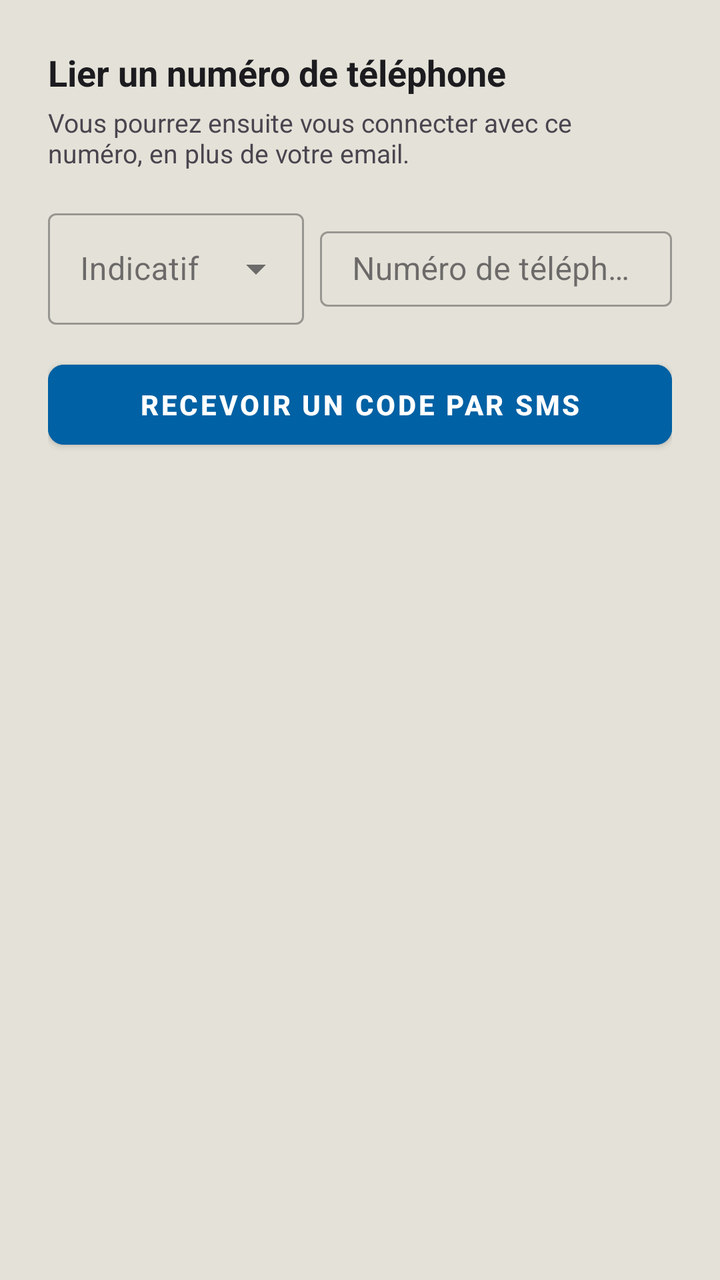
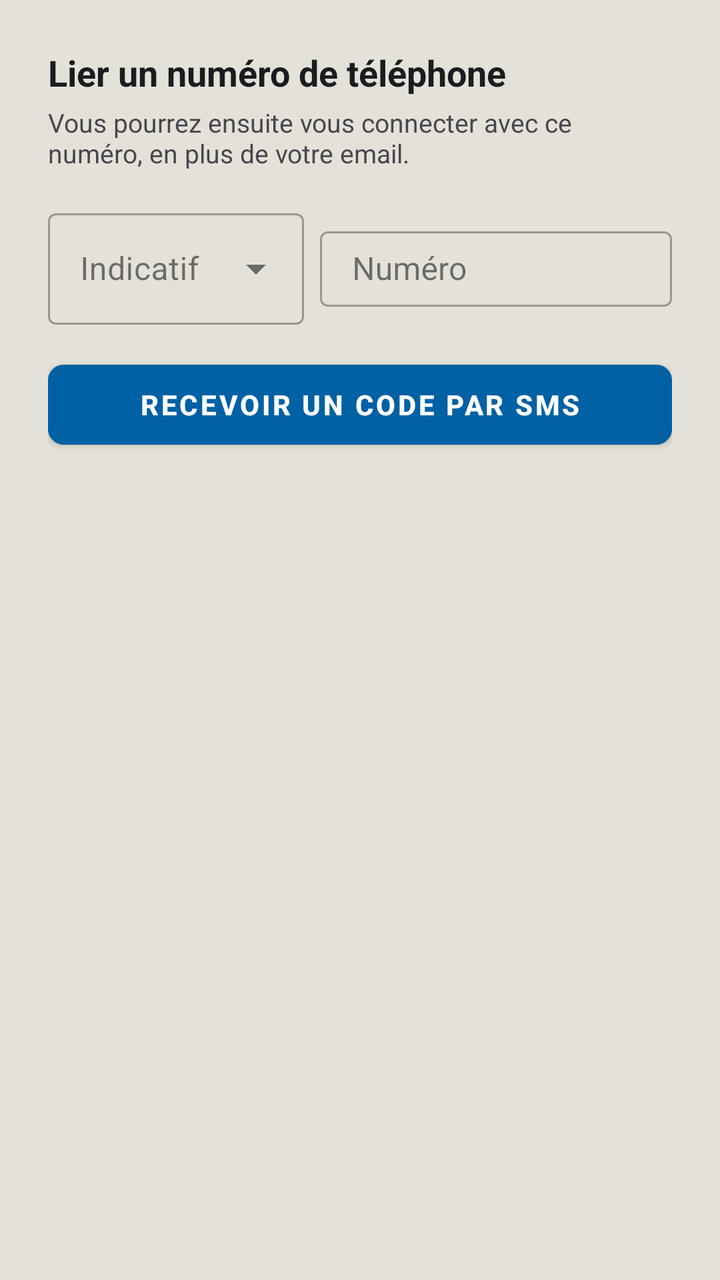

The first picture is an Android layout as it rendered before a commit; the second is the same layout after the commit. The layout source and the unified diff follow.
<!-- AndroidManifest.xml: application theme Theme.Poulailler_copilot -->
<!-- res/layout/dialog_link_phone.xml -->
<?xml version="1.0" encoding="utf-8"?>
<ScrollView xmlns:android="http://schemas.android.com/apk/res/android"
    xmlns:app="http://schemas.android.com/apk/res-auto"
    android:layout_width="match_parent"
    android:layout_height="wrap_content">

    <LinearLayout
        android:layout_width="match_parent"
        android:layout_height="wrap_content"
        android:orientation="vertical"
        android:padding="24dp">

        <TextView
            android:layout_width="match_parent"
            android:layout_height="wrap_content"
            android:text="Lier un numéro de téléphone"
            android:textColor="@color/text_primary"
            android:textSize="18sp"
            android:textStyle="bold"/>

        <TextView
            android:layout_width="match_parent"
            android:layout_height="wrap_content"
            android:layout_marginTop="4dp"
            android:text="Vous pourrez ensuite vous connecter avec ce numéro, en plus de votre email."
            android:textColor="@color/text_secondary"
            android:textSize="13sp"/>

        <LinearLayout
            android:layout_width="match_parent"
            android:layout_height="wrap_content"
            android:orientation="horizontal"
            android:layout_marginTop="16dp">

            <com.google.android.material.textfield.TextInputLayout
                android:layout_width="128dp"
                android:layout_height="wrap_content"
                android:hint="Indicatif"
                style="@style/Widget.MaterialComponents.TextInputLayout.OutlinedBox.ExposedDropdownMenu">
                <AutoCompleteTextView
                    android:id="@+id/actvLinkCountryCode"
                    android:layout_width="match_parent"
                    android:layout_height="wrap_content"
                    android:inputType="none" />
            </com.google.android.material.textfield.TextInputLayout>

            <com.google.android.material.textfield.TextInputLayout
                android:layout_width="0dp"
                android:layout_height="wrap_content"
                android:layout_weight="1"
                android:layout_marginStart="8dp"
                android:hint="Numéro de téléphone"
                style="@style/Widget.MaterialComponents.TextInputLayout.OutlinedBox.Dense">
                <com.google.android.material.textfield.TextInputEditText
                    style="@style/Widget.App.TextInputEditText"
                    android:id="@+id/etLinkPhone"
                    android:layout_width="match_parent"
                    android:layout_height="wrap_content"
                    android:inputType="phone" />
            </com.google.android.material.textfield.TextInputLayout>
        </LinearLayout>

        <com.google.android.material.button.MaterialButton
            android:id="@+id/btnLinkSendCode"
            android:layout_width="match_parent"
            android:layout_height="52dp"
            android:layout_marginTop="14dp"
            android:text="RECEVOIR UN CODE PAR SMS"
            android:textStyle="bold"
            app:cornerRadius="8dp"
            android:backgroundTint="@color/accent_blue"
            android:textColor="@color/white" />

        <LinearLayout
            android:id="@+id/layoutLinkOtpSection"
            android:layout_width="match_parent"
            android:layout_height="wrap_content"
            android:orientation="vertical"
            android:visibility="gone">

            <TextView
                android:id="@+id/tvLinkOtpSentTo"
                android:layout_width="match_parent"
                android:layout_height="wrap_content"
                android:layout_marginTop="14dp"
                android:textColor="@color/text_secondary"
                android:textSize="13sp"/>

            <com.google.android.material.textfield.TextInputLayout
                android:layout_width="match_parent"
                android:layout_height="wrap_content"
                android:layout_marginTop="8dp"
                android:hint="Code reçu par SMS"
                style="@style/Widget.MaterialComponents.TextInputLayout.OutlinedBox.Dense">
                <com.google.android.material.textfield.TextInputEditText
                    style="@style/Widget.App.TextInputEditText"
                    android:id="@+id/etLinkOtpCode"
                    android:layout_width="match_parent"
                    android:layout_height="wrap_content"
                    android:inputType="number"
                    android:maxLength="6" />
            </com.google.android.material.textfield.TextInputLayout>

            <com.google.android.material.button.MaterialButton
                android:id="@+id/btnLinkVerifyCode"
                android:layout_width="match_parent"
                android:layout_height="52dp"
                android:layout_marginTop="10dp"
                android:text="VÉRIFIER ET LIER LE NUMÉRO"
                android:textStyle="bold"
                app:cornerRadius="8dp"
                android:backgroundTint="@color/emerald_soft"
                android:textColor="@color/white" />
        </LinearLayout>

    </LinearLayout>
</ScrollView>
<!-- resources referenced by this layout -->
<resources>
  <color name="accent_blue">#0061A4</color>
  <color name="emerald_soft">#43A047</color>
  <color name="text_primary">#1C1B1F</color>
  <color name="text_secondary">#49454F</color>
  <color name="white">#FFFFFFFF</color>
  <style name="Widget.App.TextInputEditText" parent="Widget.MaterialComponents.TextInputEditText.OutlinedBox.Dense">
          <item name="android:paddingTop">8dp</item>
          <item name="android:paddingBottom">8dp</item>
          <item name="android:minHeight">0dp</item>
      </style>
  <style name="Theme.Poulailler_copilot" parent="Theme.MaterialComponents.DayNight.NoActionBar">
          
          <item name="colorPrimary">@color/primary</item>
          <item name="colorPrimaryVariant">@color/primary_variant</item>
          <item name="colorOnPrimary">@color/white</item>
  
          
          <item name="colorSecondary">@color/secondary</item>
          <item name="colorSecondaryVariant">@color/secondary_variant</item>
          <item name="colorOnSecondary">@color/white</item>
  
          
          <item name="android:windowBackground">@color/background</item>
          <item name="colorSurface">@color/surface</item>
          <item name="colorOnSurface">@color/text_primary</item>
          <item name="colorOnSurfaceVariant">@color/text_secondary</item>
  
          
          <item name="android:textColorPrimary">@color/text_primary</item>
          <item name="android:textColorSecondary">@color/text_secondary</item>
  
          
          <item name="android:statusBarColor">?attr/colorPrimaryVariant</item>
  
          
          <item name="materialCardViewStyle">@style/Widget.App.CardView</item>
          <item name="shapeAppearanceLargeComponent">@style/ShapeAppearance.App.LargeComponent</item>
  
          
          <item name="editTextStyle">@style/Widget.App.TextInputEditText</item>
          <item name="textInputStyle">@style/Widget.App.TextInputLayout</item>
  
          
          <item name="materialAlertDialogTheme">@style/ThemeOverlay.App.MaterialAlertDialog</item>
          <item name="alertDialogTheme">@style/ThemeOverlay.App.MaterialAlertDialog</item>
      </style>
  <color name="primary">#006D3A</color>
  <color name="primary_variant">#004D22</color>
  <color name="secondary">#43A047</color>
  <color name="secondary_variant">#2E7D32</color>
  <color name="background">@color/off_white</color>
  <color name="surface">#F3F1EA</color>
  <style name="Widget.App.CardView" parent="Widget.MaterialComponents.CardView">
          <item name="cardElevation">2dp</item>
          <item name="cardCornerRadius">16dp</item>
          <item name="cardBackgroundColor">@color/surface</item>
          <item name="strokeWidth">0dp</item>
      </style>
  <style name="ShapeAppearance.App.LargeComponent" parent="ShapeAppearance.MaterialComponents.LargeComponent">
          <item name="cornerFamily">rounded</item>
          <item name="cornerSize">16dp</item>
      </style>
  <style name="Widget.App.TextInputLayout" parent="Widget.MaterialComponents.TextInputLayout.OutlinedBox.Dense" />
  <style name="ThemeOverlay.App.MaterialAlertDialog" parent="ThemeOverlay.MaterialComponents.MaterialAlertDialog">
          <item name="colorSurface">@color/surface</item>
          <item name="colorOnSurface">@color/text_primary</item>
          <item name="android:textColorPrimary">@color/text_primary</item>
      </style>
  <color name="off_white">#E4E2D8</color>
</resources>

<!-- the commit's change to res/layout/dialog_link_phone.xml (unified diff, before → after) -->
@@ -49,7 +49,7 @@
                 android:layout_height="wrap_content"
                 android:layout_weight="1"
                 android:layout_marginStart="8dp"
-                android:hint="Numéro de téléphone"
+                android:hint="Numéro"
                 style="@style/Widget.MaterialComponents.TextInputLayout.OutlinedBox.Dense">
                 <com.google.android.material.textfield.TextInputEditText
                     style="@style/Widget.App.TextInputEditText"
